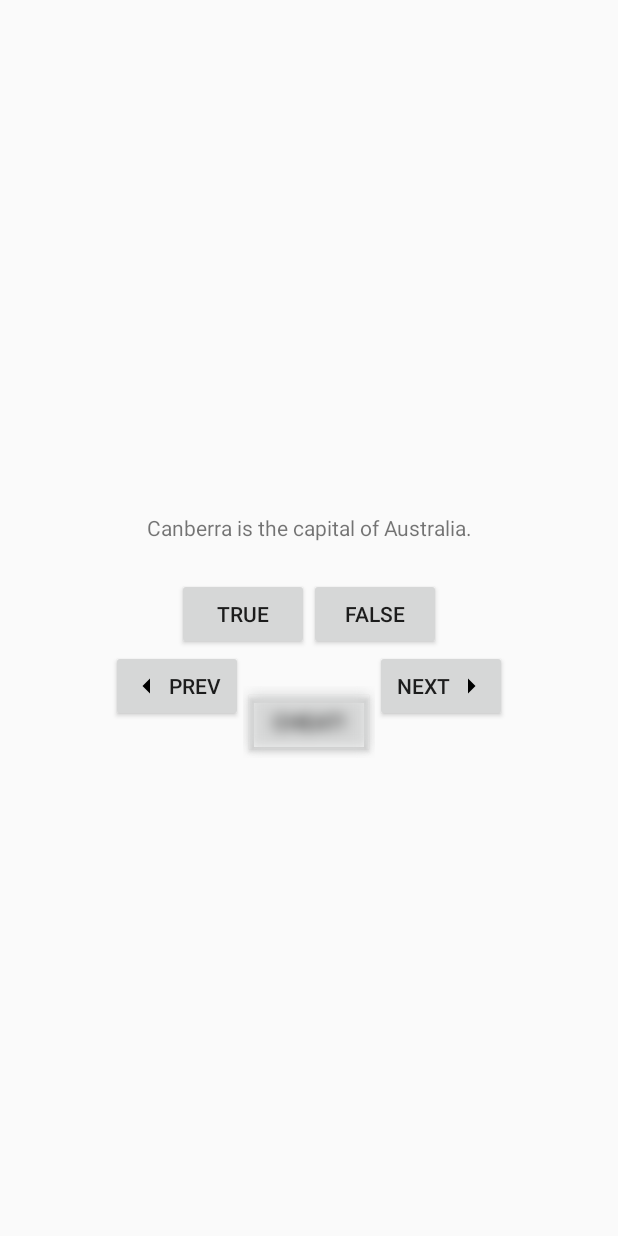
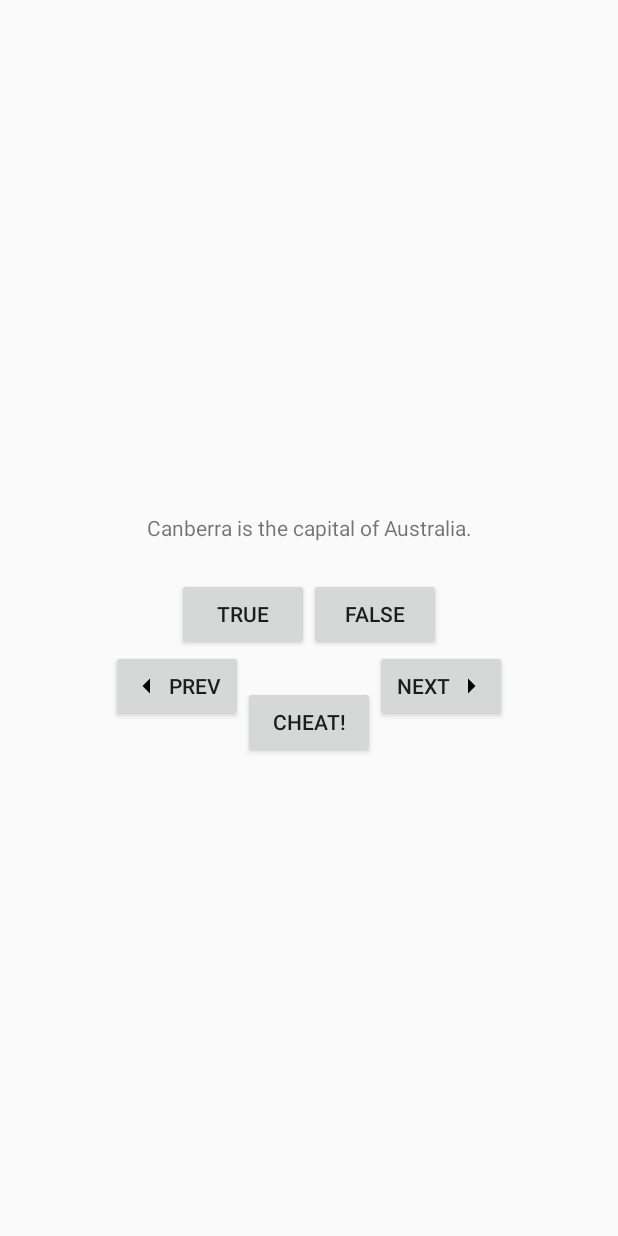
Before and after one commit to Popovycha/GeoQuizApp, an Android app built with Jetpack Compose: the screen it shows after launch (MainActivity), on a phone screen of 412 x 824 dp. Run offline under Robolectric (Android 15) with nearby library versions, the phone set to English and light mode, and no system bars.

Commit message:
Revert "8th chapter with complete challenge"

```diff
--- a/app/src/main/java/com/example/geoquiz/CheatActivity.kt
+++ b/app/src/main/java/com/example/geoquiz/CheatActivity.kt
@@ -3,7 +3,6 @@ package com.example.geoquiz
 import android.app.Activity
 import android.content.Context
 import android.content.Intent
-import android.os.Build
 import androidx.appcompat.app.AppCompatActivity
 import android.os.Bundle
 import android.widget.Button
@@ -50,9 +49,6 @@ class CheatActivity : AppCompatActivity() {
             answerTextView.setText(R.string.true_button)
             setAnswerShownResult(false)
         }
-        val apiLevel : TextView = findViewById(R.id.api_level)
-        val buildNumber = Build.VERSION.SDK_INT.toString()
-        apiLevel.text = getString(R.string.api_level, buildNumber)
     }
 
     private fun setAnswerShownResult(isAnswerShown: Boolean) {
--- a/app/src/main/java/com/example/geoquiz/MainActivity.kt
+++ b/app/src/main/java/com/example/geoquiz/MainActivity.kt
@@ -1,21 +1,14 @@
 package com.example.geoquiz
 
 
-import android.annotation.SuppressLint
 import android.app.Activity
 import android.content.Intent
-import android.graphics.RenderEffect
-import android.graphics.Shader
-import android.os.Build
 import android.os.Bundle
 import android.util.Log
 import android.widget.Toast
-import android.widget.Toast.LENGTH_SHORT
-import android.widget.Toast.makeText
 import androidx.activity.ComponentActivity
 import androidx.activity.result.contract.ActivityResultContracts
 import androidx.activity.viewModels
-import androidx.annotation.RequiresApi
 import com.example.geoquiz.databinding.ActivityMainBinding
 
 
@@ -37,7 +30,6 @@ class MainActivity : ComponentActivity() {
 
     private var correctAnswers = 0
     private var answered = 0
-    @RequiresApi(Build.VERSION_CODES.S)
     override fun onCreate(savedInstanceState: Bundle?) {
         super.onCreate(savedInstanceState)
         Log.d(TAG, "onCreate(Bundle?) called")
@@ -58,29 +50,13 @@ class MainActivity : ComponentActivity() {
             quizViewModel.moveToNext()
             updateQuestion()
         }
-        var tokens = 3
-
         binding.cheatButton.setOnClickListener {
         // Start CheatActivity
-            //Challenge: Limited Cheats
-            if ( tokens <= 3 && tokens != 0) {
-                tokens -= 1
-                val remTokens = getString(R.string.rem_cheats, tokens)
-                makeText(this, remTokens, LENGTH_SHORT).show()
-                Log.d(TAG, "TOKENS $tokens")
-                val answerIsTrue = quizViewModel.currentQuestionAnswer
-                val intent = CheatActivity.newIntent(this@MainActivity, answerIsTrue)
-                cheatLauncher.launch(intent)
-            } else {
-                binding.cheatButton.isEnabled = false
-                makeText(this,R.string.out_cheats, LENGTH_SHORT).show()
-            }
-
+            val answerIsTrue = quizViewModel.currentQuestionAnswer
+            val intent = CheatActivity.newIntent(this@MainActivity, answerIsTrue)
+            cheatLauncher.launch(intent)
         }
         updateQuestion()
-        if (Build.VERSION.SDK_INT >= Build.VERSION_CODES.S) {
-            blurCheatButton()
-        }
 
         binding.previousButton.setOnClickListener {
             quizViewModel.moveToPrev()
@@ -134,7 +110,6 @@ class MainActivity : ComponentActivity() {
         manageAnswerButtons()
     }
 
-    @SuppressLint("StringFormatInvalid")
     private fun checkAnswer(userAnswer: Boolean) {
         binding.falseButton.isEnabled = false
         binding.trueButton.isEnabled = false
@@ -156,15 +131,6 @@ class MainActivity : ComponentActivity() {
         }
         correctAnswers++
     }
-    @RequiresApi(Build.VERSION_CODES.S)
-    private fun blurCheatButton() {
-        val effect = RenderEffect.createBlurEffect(
-            10.0f,
-            10.0f,
-            Shader.TileMode.CLAMP
-        )
-        binding.cheatButton.setRenderEffect(effect)
-    }
 
 
     private fun isAllQuestionsAnswered(): Boolean {
--- a/app/src/main/res/layout/activity_cheat.xml
+++ b/app/src/main/res/layout/activity_cheat.xml
@@ -21,9 +21,4 @@
         android:layout_width="wrap_content"
         android:layout_height="wrap_content"
         android:text="@string/show_answer_button"/>
-    <TextView
-        android:layout_width="wrap_content"
-        android:layout_height="wrap_content"
-        android:id="@+id/api_level"/>
-
 </LinearLayout>
--- a/app/src/main/res/values/strings.xml
+++ b/app/src/main/res/values/strings.xml
@@ -18,7 +18,4 @@
     <string name="judgment_toast">Cheating is wrong.</string>
     <string name="percent_grade">Your Grade is %1$d%% successful </string>
     <string name="unknown">Unknown</string>
-    <string name="api_level">Api Level %1$S</string>
-    <string name="out_cheats">You are out of cheats</string>
-    <string name="rem_cheats">Cheat remaining %1$d</string>
 </resources>
```
